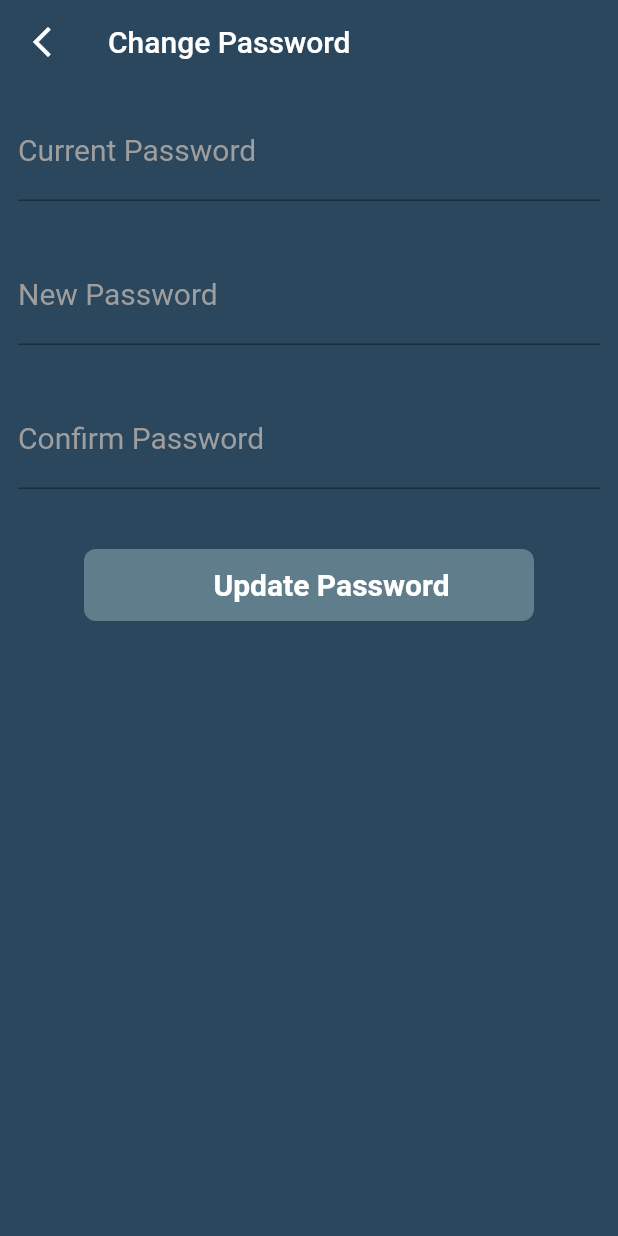
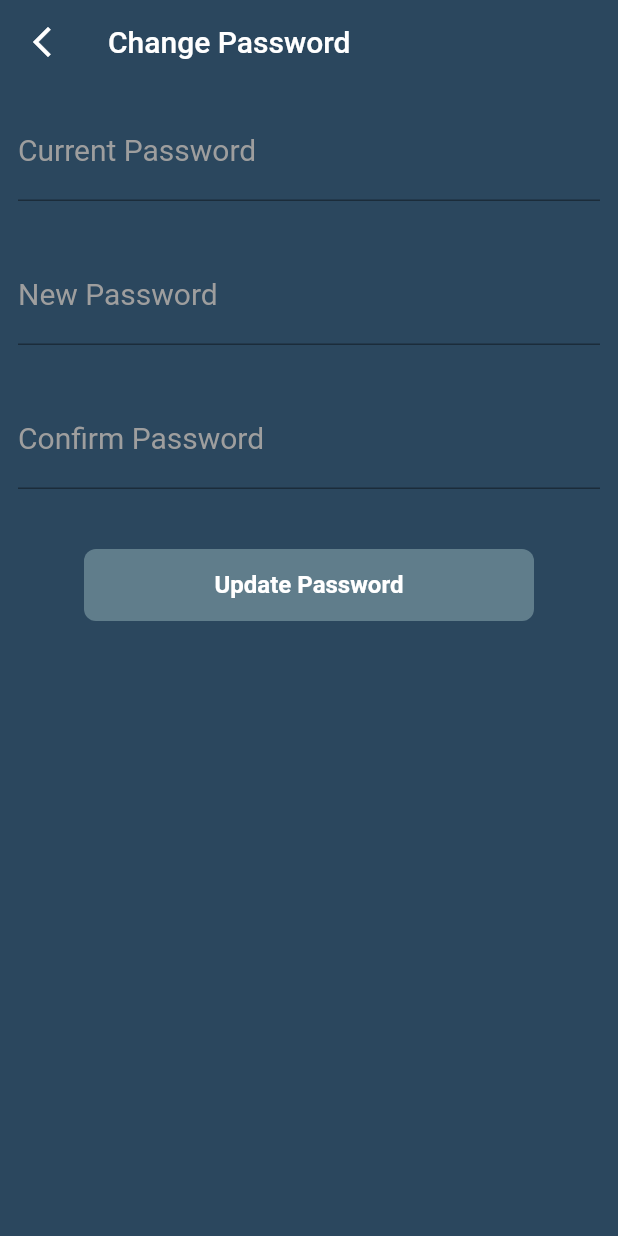
Before and after one commit to MoazMohamedHamzaGaber/Shop_App, a Flutter app: the ChangePasswordView screen opened directly, on a phone screen of 412 x 824 dp. Run offline on Flutter 3.47's test engine with Material 2 defaults, Android fonts, the phone set to English and light mode, and no system bars; our stand-ins replace bloc, conditional_builder_null_safety, dio, flutter_bloc, fluttertoast, readmore and 3 more; accounts and stored records are empty; network calls fail.

Commit message:
Constant

```diff
--- a/lib/core/utils/components.dart
+++ b/lib/core/utils/components.dart
@@ -23,3 +23,6 @@ Widget textFormField({
             ),
           )),
     );
+
+
+Widget customLoadingView()=>const Center(child: CircularProgressIndicator());
--- a/lib/core/utils/constant.dart
+++ b/lib/core/utils/constant.dart
@@ -72,20 +72,13 @@ Widget buildMaterialButton({
   ),
   child: MaterialButton(
     onPressed: function,
-    child:  Row(
-      mainAxisAlignment: MainAxisAlignment.center,
-      children: [
-        Icon(iconData,color: Colors.white,size: 25,),
-        const SizedBox(width: 5,),
-        Text(
-          text,
-          style:const TextStyle(
-            color: Colors.white,
-            fontSize: 20,
-            fontWeight: FontWeight.bold,
-          ),
-        ),
-      ],
+    child:  Text(
+      text,
+      style:const TextStyle(
+        color: Colors.white,
+        fontSize: 16,
+        fontWeight: FontWeight.bold,
+      ),
     ),
   ),
 );
```
